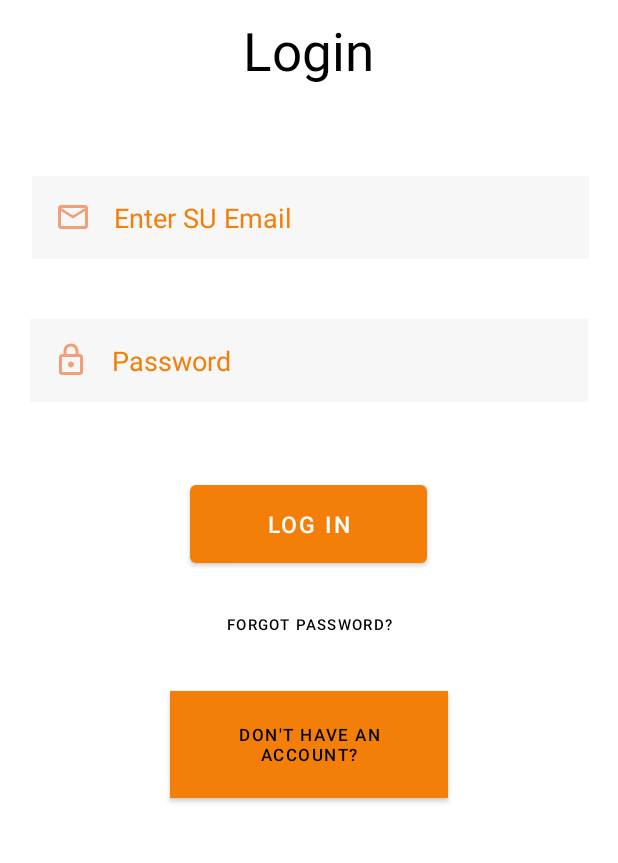
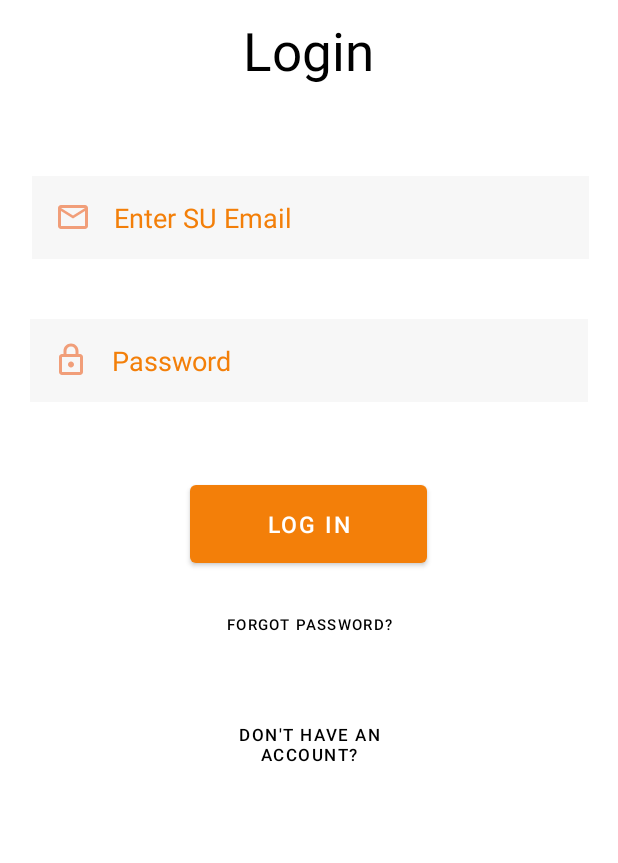
Before and after one commit to Erodri07/SU_Social, an Android app: the screen it shows after launch (LoginUI), on a phone screen of 412 x 824 dp, the part 245-1108 px from its top. Run offline under Robolectric (Android 15) with nearby library versions, the phone set to English and light mode, and no system bars; our stand-ins replace Firebase (no records; nobody signed in at launch, a user with empty details on screens opened directly).

Commit message:
Fixed so that logout button will bring user to login screen

```diff
--- a/app/src/main/java/com/example/susocial/Profile.java
+++ b/app/src/main/java/com/example/susocial/Profile.java
@@ -65,6 +65,7 @@ public class Profile extends AppCompatActivity implements View.OnClickListener {
             case R.id.logout:
                 FirebaseAuth.getInstance().signOut();
                 startActivity(new Intent(Profile.this, LoginUI.class));
+                break;
                 // click on button, should go to edit_profile activity;
             case R.id.EditProfile:
                 startActivity(new Intent(Profile.this,edit_profile.class));
--- a/app/src/main/res/layout/activity_login_ui.xml
+++ b/app/src/main/res/layout/activity_login_ui.xml
@@ -111,7 +111,7 @@
         android:layout_marginStart="69dp"
         android:layout_marginTop="20dp"
         android:layout_marginEnd="157dp"
-        android:background="@android:color/black"
+        android:background="@android:color/transparent"
         android:padding="15sp"
         android:text="Don't have an account?"
         android:textColor="@color/black"
```
